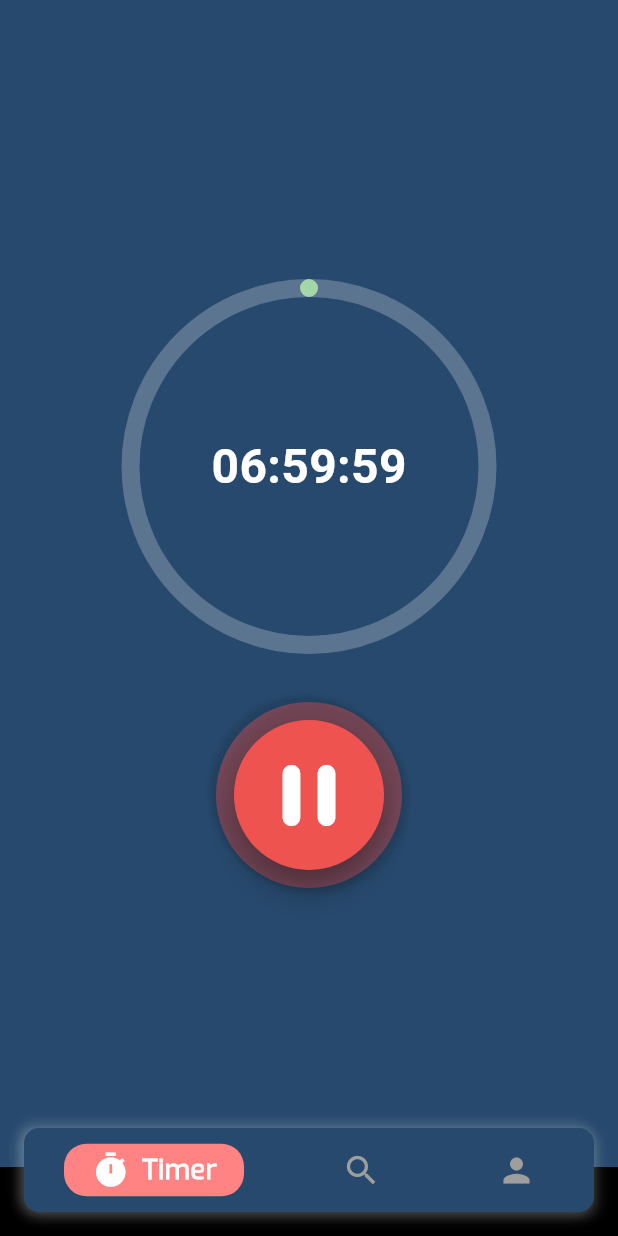
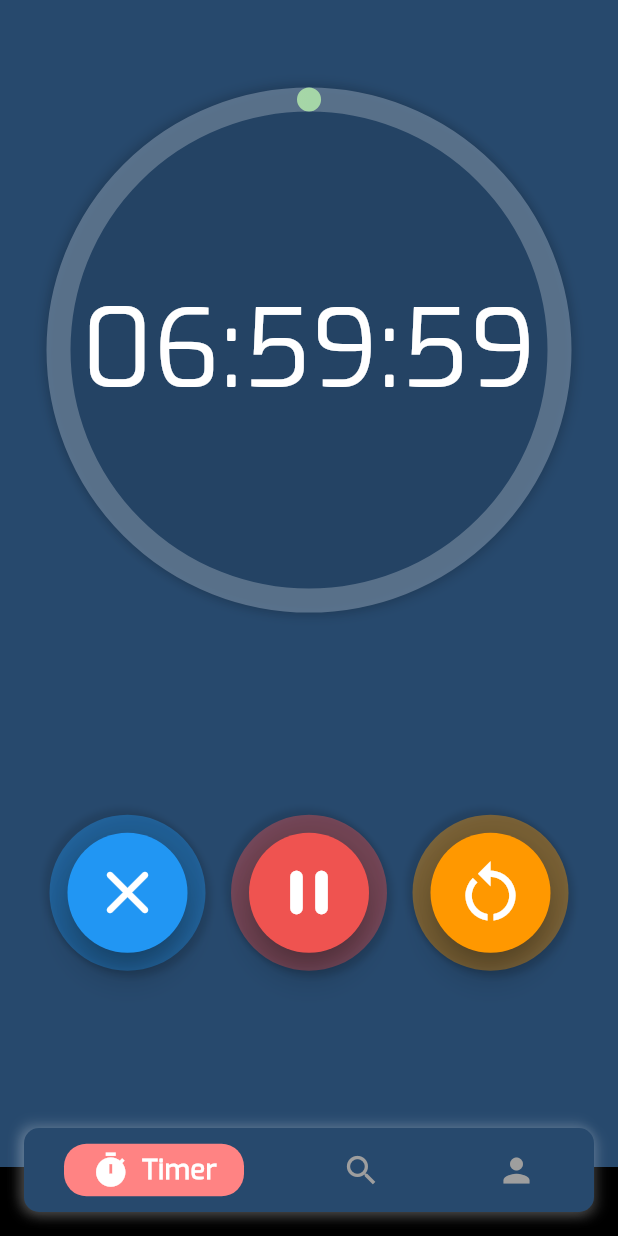
Before and after one commit to rahulkumardev24/smartTimer---Advanced-Timer-Alarm-App, a Flutter app: the screen it shows after launch, scrolled down 576 dp, after a tap on the "play arrow" icon, on a phone screen of 412 x 824 dp. Run offline on Flutter 3.47's test engine with Material 3 defaults, Android fonts, the phone set to English and light mode, and no system bars; drawn by our look-alikes of persistent_bottom_nav_bar; our stand-ins replace just_audio.

Commit message:
timer part done

```diff
--- a/lib/screens/timer_screen.dart
+++ b/lib/screens/timer_screen.dart
@@ -147,7 +147,12 @@ class _TimerScreenState extends State<TimerScreen> {
       _isRunning = false;
       _isPaused = false;
       _isCompleted = false;
+       _hours = 0;
+       _minutes = 0;
+      _seconds = 0;
+
       _remainingSeconds = 0;
+
     });
   }
 
@@ -171,11 +176,16 @@ class _TimerScreenState extends State<TimerScreen> {
       _isRunning = false;
       _isCompleted = false;
       _isPaused = false;
-      _remainingSeconds = 0;
-      _hours = 0;
-      _minutes = 0;
-      _seconds = 0;
+      // Store the initial time values
+      int initialHours = _hours;
+      int initialMinutes = _minutes;
+      int initialSeconds = _seconds;
+      // Reset the remaining seconds to initial time
+      _remainingSeconds = (initialHours * 3600) + (initialMinutes * 60) + initialSeconds;
+      // Start the timer again
+      _isRunning = true;
     });
+    _runTimer();
   }
 
   Future<void> _playCompletionSound() async {
@@ -303,7 +313,8 @@ class _TimerScreenState extends State<TimerScreen> {
       body: Padding(
         padding: const EdgeInsets.all(16.0),
         child: Column(
-          mainAxisAlignment: MainAxisAlignment.center,
+          mainAxisAlignment: MainAxisAlignment.spaceEvenly,
+          crossAxisAlignment: CrossAxisAlignment.center,
           children: [
             /// time pick
             if (!_isRunning && !_isCompleted && !_isPaused)
@@ -312,6 +323,24 @@ class _TimerScreenState extends State<TimerScreen> {
             /// --- running time --- ///
             if (_isRunning || _isCompleted || _isPaused)
               Center(
+                child: Container(
+                  decoration: BoxDecoration(
+                    color: AppColors.background.withAlpha(160),
+                    shape: BoxShape.circle ,
+                    boxShadow: [
+                      BoxShadow(
+                        color: Colors.black12 ,
+                        blurRadius: 5 ,
+                        spreadRadius: 1 ,offset: Offset(2, 2)
+                      ) ,
+                      BoxShadow(
+                          color: Colors.black12 ,
+                          blurRadius: 5 ,
+                          spreadRadius: 1 ,offset: Offset(-2, -2)
+                      ) ,
+                    ]
+                  ),
+
                   child: TweenAnimationBuilder(
                     tween: Tween<double>(begin: 0.0, end: 1.0),
                     duration: Duration(seconds: _remainingSeconds),
@@ -326,12 +355,12 @@ class _TimerScreenState extends State<TimerScreen> {
                         alignment: Alignment.center,
                         children: [
                           SizedBox(
-                          width: 250,
-                          height: 250,
+                            width: 350,
+                            height: 350,
                             child: CustomPaint(
                               painter: GradientCircularProgressPainter(
                                 progress: progress,
-                              strokeWidth: 12,
+                                strokeWidth: 16,
                                 gradientColors:
                                     _isCompleted
                                         ? [
@@ -349,21 +378,22 @@ class _TimerScreenState extends State<TimerScreen> {
                           ),
                           Text(
                             _formatTime(_remainingSeconds),
-                          style: const TextStyle(
-                            fontSize: 32,
-                            fontWeight: FontWeight.bold,
-                            color: Colors.white,
-                          ),
+                            style: myTextStyle72(),
                           ),
                         ],
                       );
                     },
                   ),
                 ),
-            const SizedBox(height: 32),
-            Row(
-              mainAxisAlignment: MainAxisAlignment.center,
+              ),
+            SizedBox(height: 50,),
+
+            Center(
+              child: Row(
+                mainAxisAlignment: MainAxisAlignment.spaceEvenly,
+                crossAxisAlignment: CrossAxisAlignment.center,
                 children: [
+                  /// --- Start button --- ///
                   if (!_isRunning && !_isCompleted && !_isPaused)
                     CircularButton(
                       onPressed: _startTimer,
@@ -372,21 +402,39 @@ class _TimerScreenState extends State<TimerScreen> {
                       iconSize: 150,
                       buttonColor: Colors.greenAccent,
                     ),
-
                   if (_isRunning || _isPaused)
                     CircularButton(
-                    buttonHeight: 100,
-                    buttonWidth: 100,
+                      buttonHeight: 80,
+                      buttonWidth: 80,
+                      onPressed: _stopTimer,
+                      icon: Icons.close_rounded,
+                      iconColor: Colors.white,
+                      iconSize: 50,
+                    ),
+                  if (_isRunning || _isPaused)
+                    CircularButton(
+                      buttonHeight: 80,
+                      buttonWidth: 80,
                       onPressed: _pauseTimer,
                       icon: _isPaused ? Icons.play_arrow_rounded : Icons.pause_rounded,
                       iconColor: Colors.white,
-                    iconSize: 70,
-                    buttonColor:  _isPaused ? Colors.greenAccent : Colors.red.shade400,
+                      iconSize: 50,
+                      buttonColor: _isPaused ? Colors.greenAccent : Colors.red.shade400,
                     ),
-
-
+                  if (_isRunning || _isPaused)
+                    CircularButton(
+                      buttonHeight: 80,
+                      buttonWidth: 80,
+                      onPressed: _resetTimer,
+                      icon: Icons.restart_alt,
+                      iconColor: Colors.white,
+                      iconSize: 50,
+                      buttonColor: Colors.orange,
+                    ),
                 ],
               ),
+            ),
+            SizedBox(height: 30,)
           ],
         ),
       ),
--- a/lib/widgets/circular_button.dart
+++ b/lib/widgets/circular_button.dart
@@ -22,7 +22,8 @@ class CircularButton extends StatelessWidget {
 
   @override
   Widget build(BuildContext context) {
-    return Container(
+    return Center(
+      child: Container(
         decoration: BoxDecoration(
           shape: BoxShape.circle,
           color: buttonColor.withAlpha(100),
@@ -43,6 +44,7 @@ class CircularButton extends StatelessWidget {
         ),
         child: Padding(
           padding: const EdgeInsets.all(12.0),
+          child: Center(
             child: SizedBox(
               height:buttonHeight,
               width: buttonHeight,
@@ -69,6 +71,8 @@ class CircularButton extends StatelessWidget {
               ),
             ),
           ),
+        ),
+      ),
     );
   }
 }
```
Lines whose indentation alone changed are shown as unchanged.
